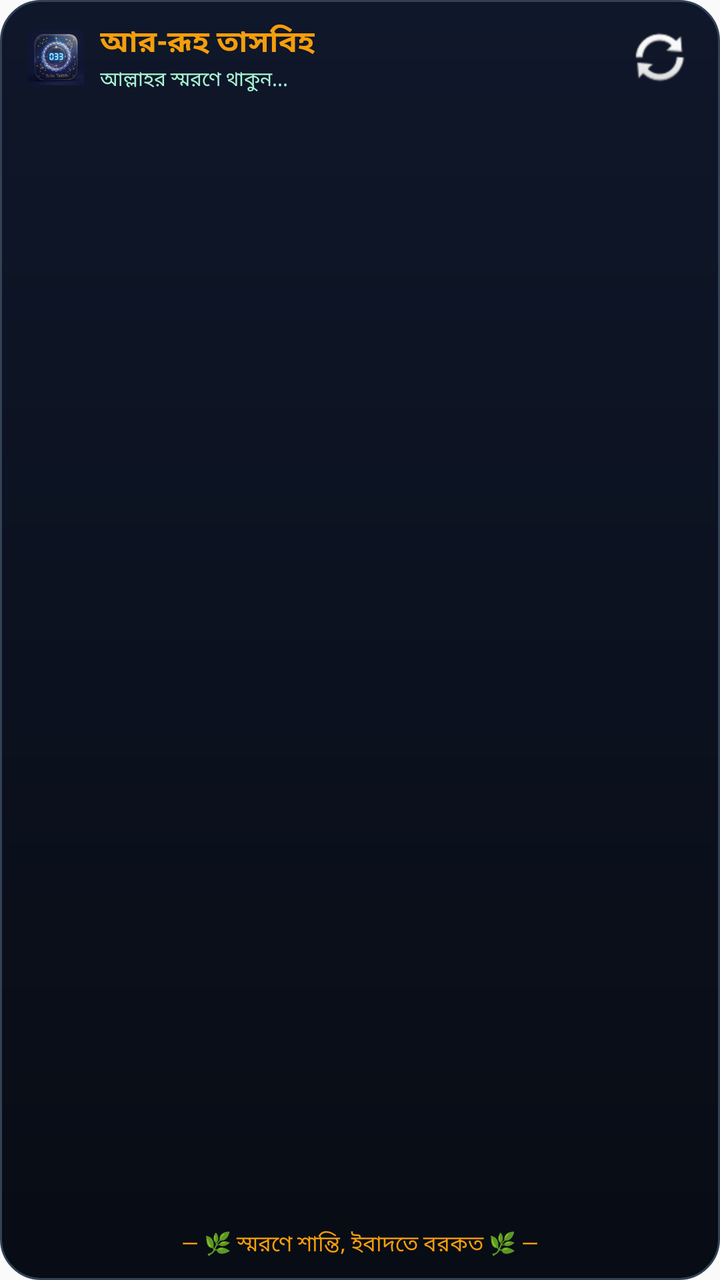
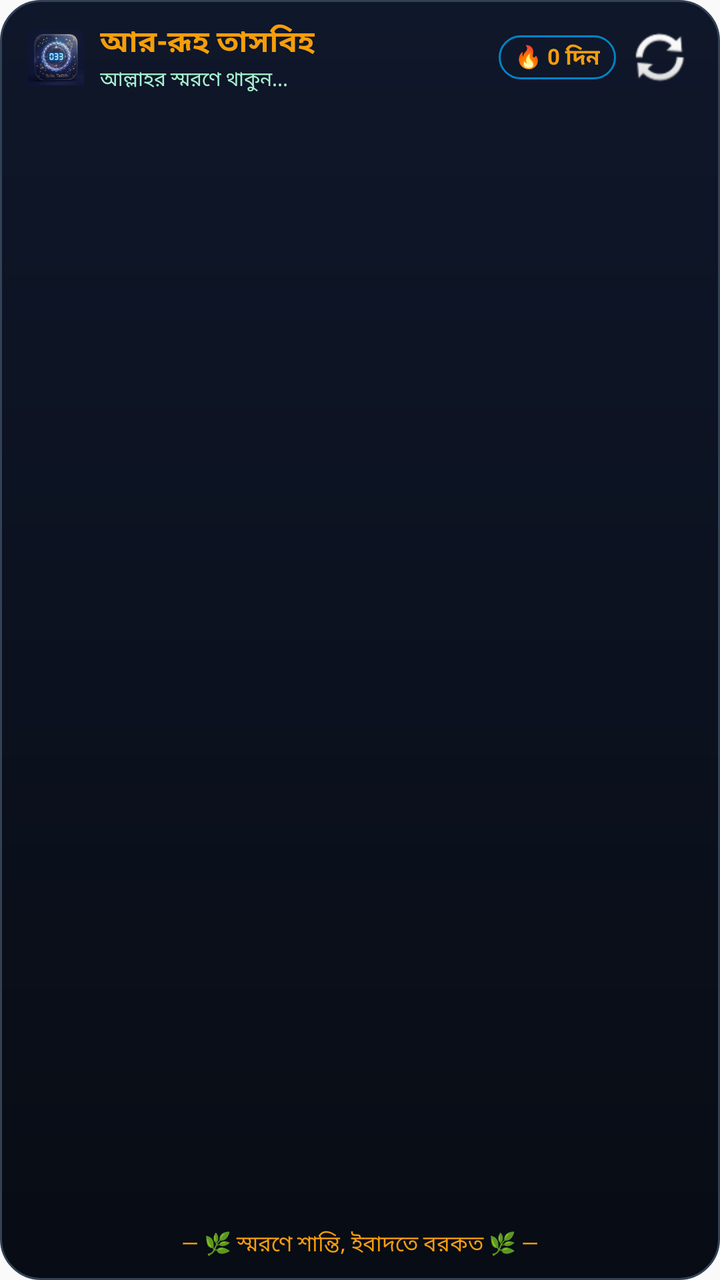

Screens rendered from an Android XML layout before and after an edit, with the pre-edit source and the edit as a unified diff.
<!-- AndroidManifest.xml: application theme Theme.RuhuTasbih -->
<!-- res/layout/tasbih_widget_layout.xml -->
<?xml version="1.0" encoding="utf-8"?>
<LinearLayout xmlns:android="http://schemas.android.com/apk/res/android"
    android:layout_width="match_parent"
    android:layout_height="match_parent"
    android:background="@drawable/widget_card_background"
    android:orientation="vertical"
    android:padding="10dp">

    
    <LinearLayout
        android:layout_width="match_parent"
        android:layout_height="wrap_content"
        android:gravity="center_vertical"
        android:orientation="horizontal"
        android:paddingHorizontal="4dp"
        android:paddingBottom="8dp">

        <ImageView
            android:layout_width="28dp"
            android:layout_height="28dp"
            android:contentDescription="App Icon"
            android:src="@mipmap/ic_launcher" />

        <LinearLayout
            android:layout_width="0dp"
            android:layout_height="wrap_content"
            android:layout_marginStart="8dp"
            android:layout_weight="1"
            android:orientation="vertical">

            <TextView
                android:layout_width="wrap_content"
                android:layout_height="wrap_content"
                android:text="আর-রূহ তাসবিহ"
                android:textColor="#F59E0B"
                android:textSize="15sp"
                android:textStyle="bold" />

            <TextView
                android:layout_width="wrap_content"
                android:layout_height="wrap_content"
                android:text="আল্লাহর স্মরণে থাকুন..."
                android:textColor="#A7F3D0"
                android:textSize="10sp" />
        </LinearLayout>

        <ImageButton
            android:id="@+id/widget_btn_refresh"
            android:layout_width="32dp"
            android:layout_height="32dp"
            android:background="?android:attr/selectableItemBackgroundBorderless"
            android:contentDescription="Refresh"
            android:src="@android:drawable/ic_popup_sync" />
    </LinearLayout>

    
    <ListView
        android:id="@+id/widget_list_view"
        android:layout_width="match_parent"
        android:layout_height="0dp"
        android:layout_weight="1"
        android:divider="@null"
        android:dividerHeight="0dp" />

    
    <TextView
        android:id="@+id/widget_empty_view"
        android:layout_width="match_parent"
        android:layout_height="match_parent"
        android:gravity="center"
        android:text="কোনো পিন করা তাসবিহ পাওয়া যায়নি"
        android:textColor="#94A3B8"
        android:textSize="12sp"
        android:visibility="gone" />

    
    <TextView
        android:layout_width="match_parent"
        android:layout_height="wrap_content"
        android:layout_marginTop="4dp"
        android:gravity="center"
        android:text="— 🌿 স্মরণে শান্তি, ইবাদতে বরকত 🌿 —"
        android:textColor="#F59E0B"
        android:textSize="11sp" />

</LinearLayout>
<!-- resources referenced by this layout -->
<resources>
  <!-- drawable widget_card_background (drawable) -->
  <?xml version="1.0" encoding="utf-8"?>
  <shape xmlns:android="http://schemas.android.com/apk/res/android"
      android:shape="rectangle">
      <gradient
          android:angle="270"
          android:endColor="#080C14"
          android:startColor="#0F172A" />
      <corners android:radius="20dp" />
      <stroke
          android:width="1dp"
          android:color="#334155" />
  </shape>
  <!-- mipmap ic_launcher: png bitmap (mipmap-hdpi, 10387 bytes) -->
  <style name="Theme.RuhuTasbih" parent="android:Theme.Material.Light.NoActionBar" />
</resources>

<!-- the commit's change to res/layout/tasbih_widget_layout.xml (unified diff, before → after) -->
@@ -44,6 +44,20 @@
                 android:textSize="10sp" />
         </LinearLayout>
 
+        
+        <TextView
+            android:id="@+id/widget_streak_text"
+            android:layout_width="wrap_content"
+            android:layout_height="wrap_content"
+            android:layout_marginEnd="6dp"
+            android:background="@drawable/widget_pill_gold_background"
+            android:paddingHorizontal="8dp"
+            android:paddingVertical="3dp"
+            android:text="🔥 0 দিন"
+            android:textColor="#F59E0B"
+            android:textSize="11sp"
+            android:textStyle="bold" />
+
         <ImageButton
             android:id="@+id/widget_btn_refresh"
             android:layout_width="32dp"
<!-- resource entries referenced after the edit -->
@@ -13,6 +13,16 @@
           android:width="1dp"
           android:color="#334155" />
   </shape>
+  <!-- drawable widget_pill_gold_background (drawable) -->
+  <?xml version="1.0" encoding="utf-8"?>
+  <shape xmlns:android="http://schemas.android.com/apk/res/android"
+      android:shape="rectangle">
+      <solid android:color="#0F172A" />
+      <corners android:radius="16dp" />
+      <stroke
+          android:width="1dp"
+          android:color="#0284C7" />
+  </shape>
   <!-- mipmap ic_launcher: png bitmap (mipmap-hdpi, 10387 bytes) -->
   <style name="Theme.RuhuTasbih" parent="android:Theme.Material.Light.NoActionBar" />
 </resources>
